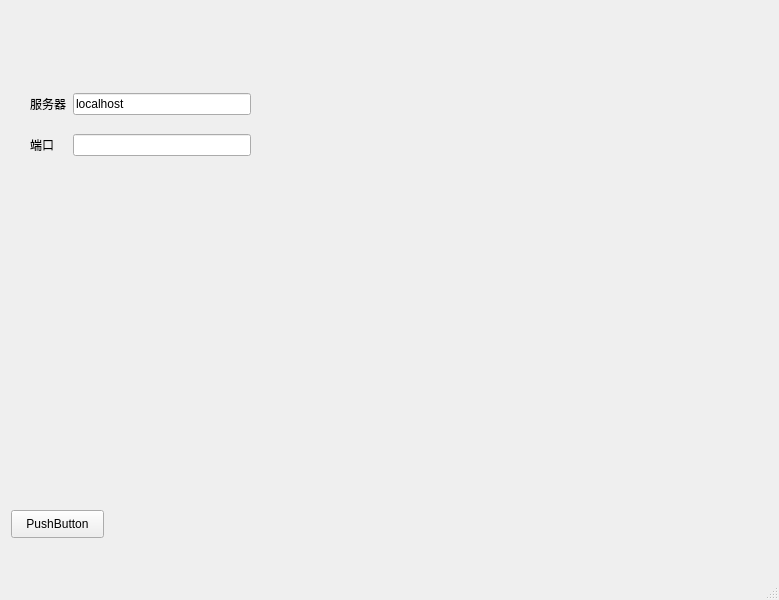
Old version of the form mainwindow.ui in the repository ztmail723/ComputerNetworkProject-Client.
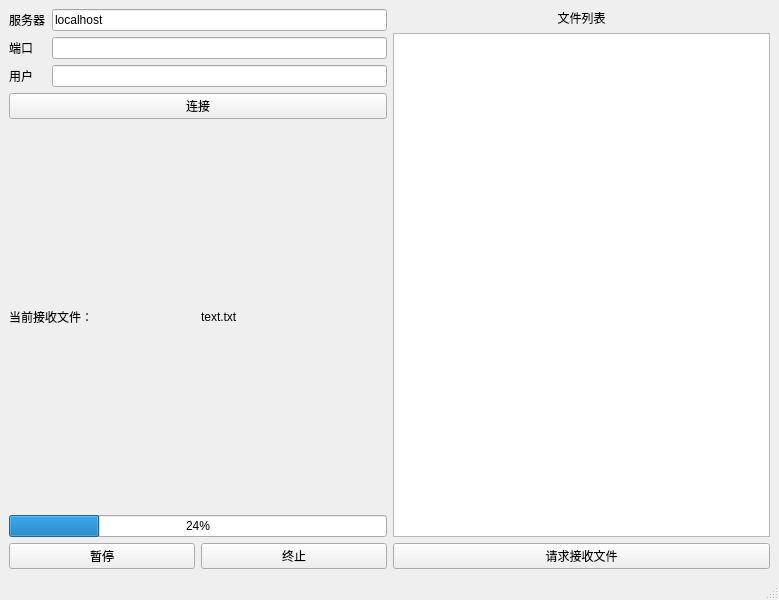
New version of the form.

Commit message: 添加了客户端的UI

Diff of the .ui file:
```diff
--- a/mainwindow.ui
+++ b/mainwindow.ui
@@ -14,55 +14,116 @@
    <string>MainWindow</string>
   </property>
   <widget class="QWidget" name="centralwidget">
-   <widget class="QPushButton" name="pushButton">
-    <property name="geometry">
-     <rect>
-      <x>11</x>
-      <y>510</y>
-      <width>93</width>
-      <height>28</height>
-     </rect>
-    </property>
-    <property name="text">
-     <string>PushButton</string>
-    </property>
-   </widget>
-   <widget class="QWidget" name="gridLayoutWidget">
-    <property name="geometry">
-     <rect>
-      <x>30</x>
-      <y>80</y>
-      <width>221</width>
-      <height>91</height>
-     </rect>
-    </property>
-    <layout class="QGridLayout" name="gridLayout">
-     <item row="0" column="0">
-      <widget class="QLabel" name="serverLabel">
-       <property name="text">
-        <string>服务器</string>
-       </property>
-      </widget>
-     </item>
-     <item row="0" column="1">
-      <widget class="QLineEdit" name="lineEdit">
-       <property name="text">
-        <string>localhost</string>
-       </property>
-      </widget>
-     </item>
-     <item row="1" column="0">
-      <widget class="QLabel" name="label">
-       <property name="text">
-        <string>端口</string>
-       </property>
-      </widget>
-     </item>
-     <item row="1" column="1">
-      <widget class="QLineEdit" name="lineEdit_2"/>
-     </item>
-    </layout>
-   </widget>
+   <layout class="QGridLayout" name="gridLayout_3">
+    <item row="0" column="0">
+     <layout class="QGridLayout" name="gridLayout">
+      <item row="1" column="0">
+       <widget class="QLabel" name="label_port">
+        <property name="text">
+         <string>端口</string>
+        </property>
+       </widget>
+      </item>
+      <item row="3" column="0" colspan="2">
+       <widget class="QPushButton" name="pushButton">
+        <property name="text">
+         <string>连接</string>
+        </property>
+       </widget>
+      </item>
+      <item row="2" column="1">
+       <widget class="QLineEdit" name="lineEdit_User"/>
+      </item>
+      <item row="2" column="0">
+       <widget class="QLabel" name="label_user">
+        <property name="text">
+         <string>用户</string>
+        </property>
+       </widget>
+      </item>
+      <item row="0" column="1">
+       <widget class="QLineEdit" name="lineEdit_Server">
+        <property name="text">
+         <string>localhost</string>
+        </property>
+       </widget>
+      </item>
+      <item row="1" column="1">
+       <widget class="QLineEdit" name="lineEdit_Port"/>
+      </item>
+      <item row="0" column="0">
+       <widget class="QLabel" name="label_server">
+        <property name="text">
+         <string>服务器</string>
+        </property>
+       </widget>
+      </item>
+     </layout>
+    </item>
+    <item row="0" column="1" rowspan="2">
+     <layout class="QVBoxLayout" name="verticalLayout">
+      <item>
+       <widget class="QLabel" name="label_filelist">
+        <property name="text">
+         <string>文件列表</string>
+        </property>
+        <property name="alignment">
+         <set>Qt::AlignCenter</set>
+        </property>
+       </widget>
+      </item>
+      <item>
+       <widget class="QListView" name="fileListView"/>
+      </item>
+      <item>
+       <widget class="QPushButton" name="pushButton_receiveReq">
+        <property name="text">
+         <string>请求接收文件</string>
+        </property>
+       </widget>
+      </item>
+     </layout>
+    </item>
+    <item row="1" column="0">
+     <layout class="QGridLayout" name="gridLayout_2">
+      <item row="1" column="0" colspan="2">
+       <widget class="QProgressBar" name="progressBar">
+        <property name="value">
+         <number>24</number>
+        </property>
+       </widget>
+      </item>
+      <item row="0" column="0">
+       <widget class="QLabel" name="label_filehint">
+        <property name="text">
+         <string>当前接收文件：</string>
+        </property>
+       </widget>
+      </item>
+      <item row="0" column="1">
+       <widget class="QLabel" name="label_nowfile">
+        <property name="text">
+         <string>text.txt</string>
+        </property>
+       </widget>
+      </item>
+      <item row="2" column="0">
+       <widget class="QPushButton" name="pushButton_suspend">
+        <property name="text">
+         <string>暂停</string>
+        </property>
+       </widget>
+      </item>
+      <item row="2" column="1">
+       <widget class="QPushButton" name="pushButton_terminate">
+        <property name="text">
+         <string>终止</string>
+        </property>
+       </widget>
+      </item>
+     </layout>
+    </item>
+   </layout>
   </widget>
   <widget class="QMenuBar" name="menubar">
    <property name="geometry">
```
